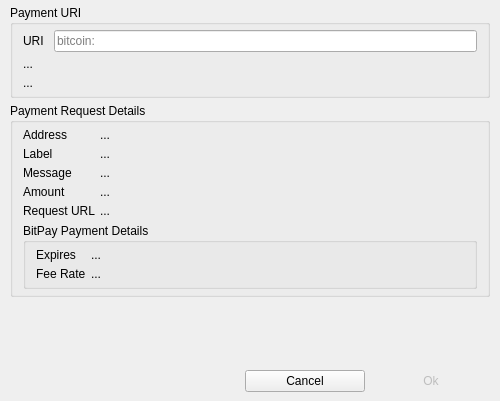
The window that BlockSettleUILib/OpenURIDialog.ui (BlockSettle/terminal) describes before a commit, drawn with Qt 5.
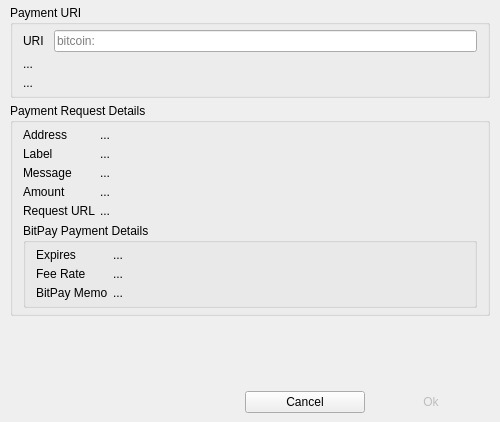
The same window after the commit.

Diff of the .ui file:
```diff
--- a/BlockSettleUILib/OpenURIDialog.ui
+++ b/BlockSettleUILib/OpenURIDialog.ui
@@ -7,7 +7,7 @@
     <x>0</x>
     <y>0</y>
     <width>500</width>
-    <height>401</height>
+    <height>422</height>
    </rect>
   </property>
   <property name="sizePolicy">
@@ -294,6 +294,23 @@
                 </property>
                </widget>
               </item>
+              <item row="2" column="0">
+               <widget class="QLabel" name="label_7">
+                <property name="text">
+                 <string>BitPay Memo</string>
+                </property>
+               </widget>
+              </item>
+              <item row="2" column="1">
+               <widget class="QLabel" name="labelDetailsMemo">
+                <property name="text">
+                 <string>...</string>
+                </property>
+                <property name="wordWrap">
+                 <bool>true</bool>
+                </property>
+               </widget>
+              </item>
              </layout>
             </item>
            </layout>
```
